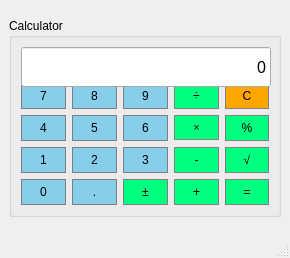
First picture: the form in mainwindow.ui, repository NosovaLA/LevelUP, before the edit.
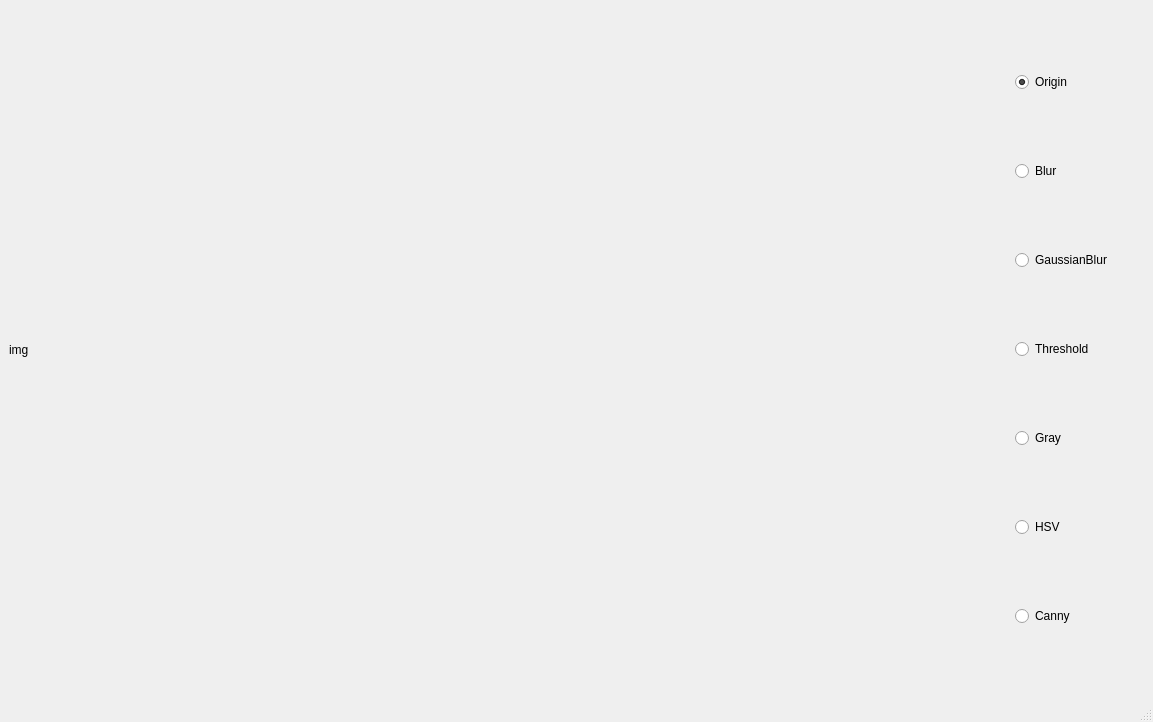
Second picture: the form after the edit.

Commit message: Test OpenCV Widget

Patch:
```diff
--- a/mainwindow.ui
+++ b/mainwindow.ui
@@ -6,527 +6,87 @@
    <rect>
     <x>0</x>
     <y>0</y>
-    <width>290</width>
-    <height>258</height>
+    <width>1153</width>
+    <height>722</height>
    </rect>
   </property>
-  <property name="minimumSize">
-   <size>
-    <width>290</width>
-    <height>258</height>
-   </size>
-  </property>
-  <property name="maximumSize">
-   <size>
-    <width>290</width>
-    <height>258</height>
-   </size>
-  </property>
   <property name="windowTitle">
    <string>MainWindow</string>
   </property>
   <widget class="QWidget" name="centralwidget">
-   <layout class="QGridLayout" name="gridLayout_2">
-    <item row="0" column="0">
-     <widget class="QGroupBox" name="groupBox">
-      <property name="minimumSize">
-       <size>
-        <width>272</width>
-        <height>199</height>
-       </size>
-      </property>
-      <property name="maximumSize">
-       <size>
-        <width>272</width>
-        <height>199</height>
-       </size>
-      </property>
-      <property name="styleSheet">
-       <string notr="true">QGrouoBox{
-	background-color: #000000;
-}</string>
-      </property>
-      <property name="title">
-       <string>Calculator</string>
-      </property>
-      <layout class="QGridLayout" name="gridLayout_3">
-       <item row="0" column="0">
-        <layout class="QGridLayout" name="gridLayout">
-         <item row="2" column="0">
-          <widget class="QPushButton" name="Button_4">
-           <property name="styleSheet">
-            <string notr="true">QPushButton{
-background-color : #87CEEB;
-border: 1px solid gray;
-padding: 5px;
-}
-
-QPushButton: pressed{
-background-color : #A9A9A9;
-border: 1px solid gray;
-padding: 5px;
-}</string>
-           </property>
-           <property name="text">
-            <string>4</string>
-           </property>
-          </widget>
-         </item>
-         <item row="1" column="0">
-          <widget class="QPushButton" name="Button_7">
-           <property name="styleSheet">
-            <string notr="true">QPushButton{
-background-color : #87CEEB;
-border: 1px solid gray;
-padding: 5px;
-}
-
-QPushButton: pressed{
-background-color : #A9A9A9;
-border: 1px solid gray;
-padding: 5px;
-}</string>
-           </property>
-           <property name="text">
-            <string>7</string>
-           </property>
-          </widget>
-         </item>
-         <item row="1" column="4">
-          <widget class="QPushButton" name="Button_clear">
-           <property name="styleSheet">
-            <string notr="true">QPushButton{
-background-color : #FFA500;
-border: 1px solid gray;
-padding: 5px;
-}
-
-QPushButton: pressed{
-background-color : #A9A9A9;
-border: 1px solid gray;
-padding: 5px;
-}
-</string>
-           </property>
-           <property name="text">
-            <string>C</string>
-           </property>
-          </widget>
-         </item>
-         <item row="4" column="3">
-          <widget class="QPushButton" name="Button_plus">
-           <property name="cursor">
-            <cursorShape>ArrowCursor</cursorShape>
-           </property>
-           <property name="styleSheet">
-            <string notr="true">QPushButton{
-background-color : #00FF7F;
-border: 1px solid gray;
-padding: 5px;
-}
-
-QPushButton: pressed{
-background-color : #A9A9A9;
-border: 1px solid gray;
-padding: 5px;
-}
-</string>
-           </property>
-           <property name="text">
-            <string>+</string>
-           </property>
-          </widget>
-         </item>
-         <item row="3" column="4">
-          <widget class="QPushButton" name="Button_sqrt">
-           <property name="cursor">
-            <cursorShape>ArrowCursor</cursorShape>
-           </property>
-           <property name="styleSheet">
-            <string notr="true">QPushButton{
-background-color : #00FF7F;
-border: 1px solid gray;
-padding: 5px;
-}
-
-QPushButton: pressed{
-background-color : #A9A9A9;
-border: 1px solid gray;
-padding: 5px;
-}
-</string>
-           </property>
-           <property name="text">
-            <string>√</string>
-           </property>
-          </widget>
-         </item>
-         <item row="4" column="0">
-          <widget class="QPushButton" name="Button_0">
-           <property name="styleSheet">
-            <string notr="true">QPushButton{
-background-color : #87CEEB;
-border: 1px solid gray;
-padding: 5px;
-}
-
-QPushButton: pressed{
-background-color : #A9A9A9;
-border: 1px solid gray;
-padding: 5px;
-}</string>
-           </property>
-           <property name="text">
-            <string>0</string>
-           </property>
-          </widget>
-         </item>
-         <item row="2" column="2">
-          <widget class="QPushButton" name="Button_6">
-           <property name="styleSheet">
-            <string notr="true">QPushButton{
-background-color : #87CEEB;
-border: 1px solid gray;
-padding: 5px;
-}
-
-QPushButton: pressed{
-background-color : #A9A9A9;
-border: 1px solid gray;
-padding: 5px;
-}</string>
-           </property>
-           <property name="text">
-            <string>6</string>
-           </property>
-          </widget>
-         </item>
-         <item row="2" column="1">
-          <widget class="QPushButton" name="Button_5">
-           <property name="styleSheet">
-            <string notr="true">QPushButton{
-background-color : #87CEEB;
-border: 1px solid gray;
-padding: 5px;
-}
-
-QPushButton: pressed{
-background-color : #A9A9A9;
-border: 1px solid gray;
-padding: 5px;
-}</string>
-           </property>
-           <property name="text">
-            <string>5</string>
-           </property>
-          </widget>
-         </item>
-         <item row="3" column="1">
-          <widget class="QPushButton" name="Button_2">
-           <property name="styleSheet">
-            <string notr="true">QPushButton{
-background-color : #87CEEB;
-border: 1px solid gray;
-padding: 5px;
-}
-
-QPushButton: pressed{
-background-color : #A9A9A9;
-border: 1px solid gray;
-padding: 5px;
-}</string>
-           </property>
-           <property name="text">
-            <string>2</string>
-           </property>
-          </widget>
-         </item>
-         <item row="2" column="4">
-          <widget class="QPushButton" name="Button_procent">
-           <property name="cursor">
-            <cursorShape>ArrowCursor</cursorShape>
-           </property>
-           <property name="styleSheet">
-            <string notr="true">QPushButton{
-background-color : #00FF7F;
-border: 1px solid gray;
-padding: 5px;
-}
-
-QPushButton: pressed{
-background-color : #A9A9A9;
-border: 1px solid gray;
-padding: 5px;
-}
-</string>
-           </property>
-           <property name="text">
-            <string>%</string>
-           </property>
-          </widget>
-         </item>
-         <item row="4" column="2">
-          <widget class="QPushButton" name="Button_plusminus">
-           <property name="cursor">
-            <cursorShape>ArrowCursor</cursorShape>
-           </property>
-           <property name="styleSheet">
-            <string notr="true">QPushButton{
-background-color : #00FF7F;
-border: 1px solid gray;
-padding: 5px;
-}
-
-QPushButton: pressed{
-background-color : #A9A9A9;
-border: 1px solid gray;
-padding: 5px;
-}
-</string>
-           </property>
-           <property name="text">
-            <string>±</string>
-           </property>
-          </widget>
-         </item>
-         <item row="4" column="4">
-          <widget class="QPushButton" name="Button_equals">
-           <property name="cursor">
-            <cursorShape>ArrowCursor</cursorShape>
-           </property>
-           <property name="styleSheet">
-            <string notr="true">QPushButton{
-background-color : #00FF7F;
-border: 1px solid gray;
-padding: 5px;
-}
-
-QPushButton: pressed{
-background-color : #A9A9A9;
-border: 1px solid gray;
-padding: 5px;
-}
-</string>
-           </property>
-           <property name="text">
-            <string>=</string>
-           </property>
-          </widget>
-         </item>
-         <item row="1" column="1">
-          <widget class="QPushButton" name="Button_8">
-           <property name="styleSheet">
-            <string notr="true">QPushButton{
-background-color : #87CEEB;
-border: 1px solid gray;
-padding: 5px;
-}
-
-QPushButton: pressed{
-background-color : #A9A9A9;
-border: 1px solid gray;
-padding: 5px;
-}</string>
-           </property>
-           <property name="text">
-            <string>8</string>
-           </property>
-          </widget>
-         </item>
-         <item row="2" column="3">
-          <widget class="QPushButton" name="Button_multiply">
-           <property name="font">
-            <font>
-             <pointsize>8</pointsize>
-            </font>
-           </property>
-           <property name="cursor">
-            <cursorShape>ArrowCursor</cursorShape>
-           </property>
-           <property name="styleSheet">
-            <string notr="true">QPushButton{
-background-color : #00FF7F;
-border: 1px solid gray;
-padding: 5px;
-}
-
-QPushButton: pressed{
-background-color : #A9A9A9;
-border: 1px solid gray;
-padding: 5px;
-}
-</string>
-           </property>
-           <property name="text">
-            <string>×</string>
-           </property>
-          </widget>
-         </item>
-         <item row="4" column="1">
-          <widget class="QPushButton" name="Button_dot">
-           <property name="styleSheet">
-            <string notr="true">QPushButton{
-background-color : #87CEEB;
-border: 1px solid gray;
-padding: 5px;
-}
-
-QPushButton: pressed{
-background-color : #A9A9A9;
-border: 1px solid gray;
-padding: 5px;
-}</string>
-           </property>
-           <property name="text">
-            <string>.</string>
-           </property>
-          </widget>
-         </item>
-         <item row="3" column="0">
-          <widget class="QPushButton" name="Button_1">
-           <property name="styleSheet">
-            <string notr="true">QPushButton{
-background-color : #87CEEB;
-border: 1px solid gray;
-padding: 5px;
-}
-
-QPushButton: pressed{
-background-color : #A9A9A9;
-border: 1px solid gray;
-padding: 5px;
-}</string>
-           </property>
-           <property name="text">
-            <string>1</string>
-           </property>
-          </widget>
-         </item>
-         <item row="3" column="2">
-          <widget class="QPushButton" name="Button_3">
-           <property name="styleSheet">
-            <string notr="true">QPushButton{
-background-color : #87CEEB;
-border: 1px solid gray;
-padding: 5px;
-}
-
-QPushButton: pressed{
-background-color : #A9A9A9;
-border: 1px solid gray;
-padding: 5px;
-}</string>
-           </property>
-           <property name="text">
-            <string>3</string>
-           </property>
-          </widget>
-         </item>
-         <item row="1" column="3">
-          <widget class="QPushButton" name="Button_division">
-           <property name="cursor">
-            <cursorShape>ArrowCursor</cursorShape>
-           </property>
-           <property name="styleSheet">
-            <string notr="true">QPushButton{
-background-color : #00FF7F;
-border: 1px solid gray;
-padding: 5px;
-}
-
-QPushButton: pressed{
-background-color : #A9A9A9;
-border: 1px solid gray;
-padding: 5px;
-}
-</string>
-           </property>
-           <property name="text">
-            <string>÷</string>
-           </property>
-          </widget>
-         </item>
-         <item row="1" column="2">
-          <widget class="QPushButton" name="Button_9">
-           <property name="styleSheet">
-            <string notr="true">QPushButton{
-background-color : #87CEEB;
-border: 1px solid gray;
-padding: 5px;
-}
-
-QPushButton: pressed{
-background-color : #A9A9A9;
-border: 1px solid gray;
-padding: 5px;
-}</string>
-           </property>
-           <property name="text">
-            <string>9</string>
-           </property>
-          </widget>
-         </item>
-         <item row="3" column="3">
-          <widget class="QPushButton" name="Button_minus">
-           <property name="cursor">
-            <cursorShape>ArrowCursor</cursorShape>
-           </property>
-           <property name="styleSheet">
-            <string notr="true">QPushButton{
-background-color : #00FF7F;
-border: 1px solid gray;
-padding: 5px;
-}
-
-QPushButton: pressed{
-background-color : #A9A9A9;
-border: 1px solid gray;
-padding: 5px;
-}
-</string>
-           </property>
-           <property name="text">
-            <string>-</string>
-           </property>
-          </widget>
-         </item>
-         <item row="0" column="0" colspan="5">
-          <widget class="QLineEdit" name="Display">
-           <property name="sizePolicy">
-            <sizepolicy hsizetype="Preferred" vsizetype="Preferred">
-             <horstretch>0</horstretch>
-             <verstretch>0</verstretch>
-            </sizepolicy>
-           </property>
-           <property name="minimumSize">
-            <size>
-             <width>250</width>
-             <height>40</height>
-            </size>
-           </property>
-           <property name="maximumSize">
-            <size>
-             <width>16777215</width>
-             <height>16777215</height>
-            </size>
-           </property>
-           <property name="font">
-            <font>
-             <pointsize>12</pointsize>
-            </font>
-           </property>
-           <property name="text">
-            <string>0</string>
-           </property>
-           <property name="alignment">
-            <set>Qt::AlignRight|Qt::AlignTrailing|Qt::AlignVCenter</set>
-           </property>
-          </widget>
-         </item>
-        </layout>
-       </item>
-      </layout>
-     </widget>
+   <layout class="QHBoxLayout" name="horizontalLayout_2">
+    <item>
+     <layout class="QHBoxLayout" name="horizontalLayout">
+      <item>
+       <widget class="QLabel" name="label">
+        <property name="minimumSize">
+         <size>
+          <width>1000</width>
+          <height>667</height>
+         </size>
+        </property>
+        <property name="text">
+         <string>img</string>
+        </property>
+       </widget>
+      </item>
+      <item>
+       <layout class="QVBoxLayout" name="verticalLayout">
+        <item>
+         <widget class="QRadioButton" name="Origin">
+          <property name="text">
+           <string>Origin</string>
+          </property>
+          <property name="checked">
+           <bool>true</bool>
+          </property>
+         </widget>
+        </item>
+        <item>
+         <widget class="QRadioButton" name="Blur">
+          <property name="text">
+           <string>Blur</string>
+          </property>
+         </widget>
+        </item>
+        <item>
+         <widget class="QRadioButton" name="GaussianBlur">
+          <property name="text">
+           <string>GaussianBlur</string>
+          </property>
+         </widget>
+        </item>
+        <item>
+         <widget class="QRadioButton" name="Threshold">
+          <property name="text">
+           <string>Threshold</string>
+          </property>
+         </widget>
+        </item>
+        <item>
+         <widget class="QRadioButton" name="Gray">
+          <property name="text">
+           <string>Gray</string>
+          </property>
+         </widget>
+        </item>
+        <item>
+         <widget class="QRadioButton" name="HSV">
+          <property name="text">
+           <string>HSV</string>
+          </property>
+         </widget>
+        </item>
+        <item>
+         <widget class="QRadioButton" name="Canny">
+          <property name="text">
+           <string>Canny</string>
+          </property>
+         </widget>
+        </item>
+       </layout>
+      </item>
+     </layout>
     </item>
    </layout>
   </widget>
```
Left out of the diff: 4 changed lines with no effect on the pictures. The commit also changes 3 other files.
